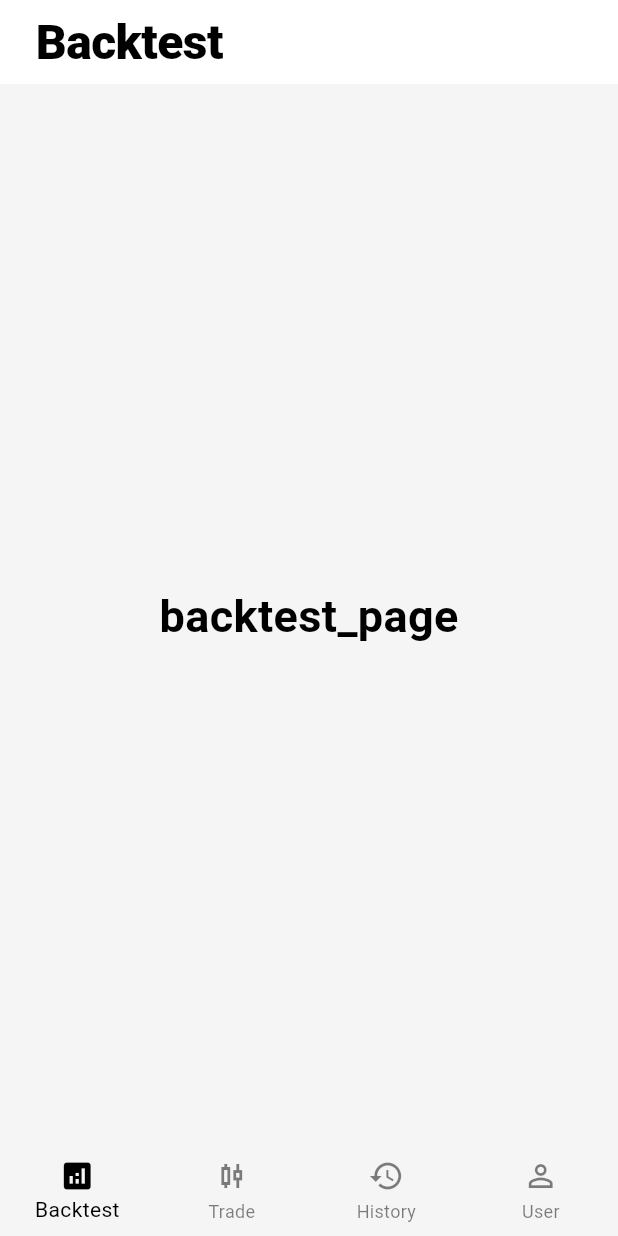
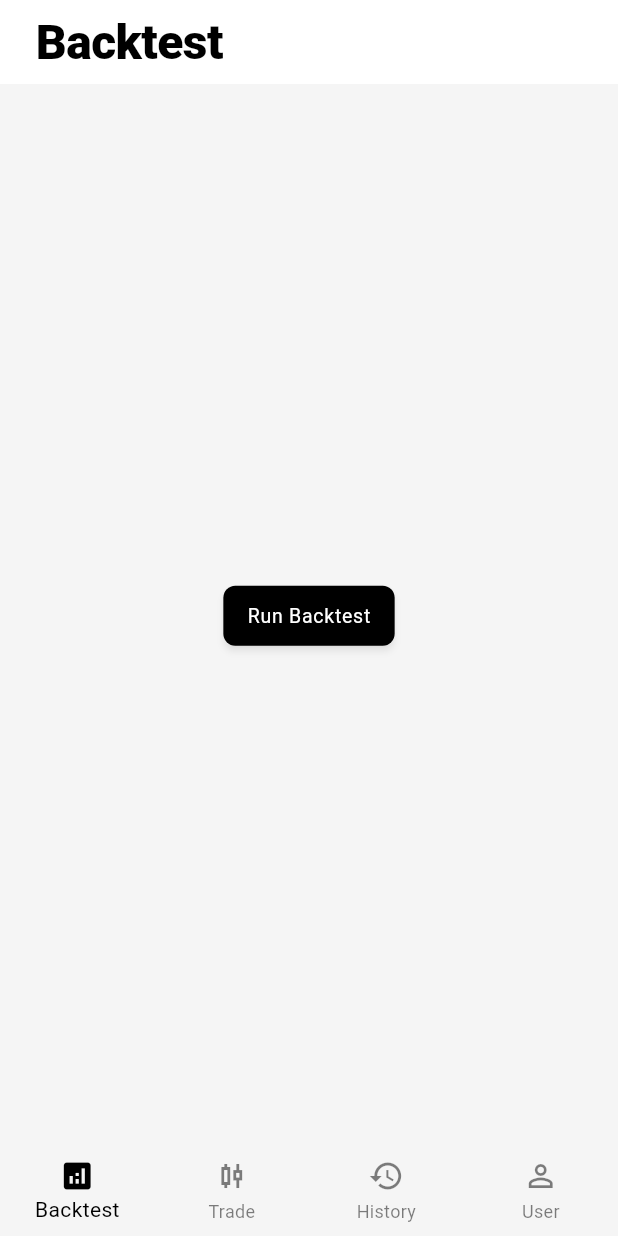
Before and after one commit to ggomruk/ggomruk_app, a Flutter app: the screen it shows after launch, on a phone screen of 412 x 824 dp. Run offline on Flutter 3.47's test engine with Material 3 defaults, Android fonts, the phone set to English and light mode, and no system bars; our stand-ins replace equatable, flutter_bloc, get_it, go_router, logger; Roboto replaces fonts that are missing (Pretendard).

Commit message:
backtest bloc

```diff
--- /dev/null
+++ b/lib/core/utils/constant.dart
@@ -0,0 +1,12 @@
+enum BlocState {
+  initial,
+  loading,
+  success,
+  failure
+}
+
+class Constants {
+  static const String unexpectedError = 'UNEXPECTED_ERROR';
+  static const String networkError = 'NETWORK_ERROR';
+  static const String formatError = 'FORMAT_ERROR';
+}
--- a/lib/main.dart
+++ b/lib/main.dart
@@ -3,6 +3,7 @@ import 'package:flutter_bloc/flutter_bloc.dart';
 
 import 'core/localization/app_localizations.dart';
 import 'core/theme/theme_cubit.dart';
+import 'presentation/pages/backtest/bloc/backtest_bloc.dart';
 import 'presentation/routes/routes.dart';
 import 'service_locator.dart';
 import 'domain/usecase/backtest/run_backtest_usecase.dart';
@@ -63,8 +64,11 @@ void main() async {
 class MyApp extends StatelessWidget {
   @override
   Widget build(BuildContext context) {
-    return BlocProvider(
-      create: (context) => ThemeCubit(),
+    return MultiBlocProvider(
+      providers: [
+        BlocProvider(create: (context) => ThemeCubit()),
+        BlocProvider(create: (context) => locator<BacktestBloc>()),
+      ],
       child: BlocBuilder<ThemeCubit, ThemeData>(
         builder: (context, theme) {
           return MaterialApp.router(
--- a/lib/presentation/pages/backtest/backtest_page.dart
+++ b/lib/presentation/pages/backtest/backtest_page.dart
@@ -1,16 +1,85 @@
 import 'package:flutter/material.dart';
+import 'package:flutter_bloc/flutter_bloc.dart';
+import '../../../core/utils/constant.dart';
+import '../../../data/dto/backtest/backtest_dto.dart';
+import 'bloc/backtest_bloc.dart';
 
 class BacktestPage extends StatelessWidget {
-  const BacktestPage({super.key});
+  const BacktestPage({Key? key}) : super(key: key);
 
   @override
   Widget build(BuildContext context) {
     return Scaffold(
-      body: Center(
-        child: Text(
-          'backtest_page',
-          style: TextStyle(fontSize: 30, fontWeight: FontWeight.bold),
-        ),
+      body: BlocBuilder<BacktestBloc, BacktestState>(
+        builder: (context, state) {
+          switch (state.status) {
+            case BlocState.initial:
+              return _buildInitialForm(context);
+            case BlocState.loading:
+              return const Center(child: CircularProgressIndicator());
+            case BlocState.success:
+              return _buildSuccessView(context, state);
+            case BlocState.failure:
+              return _buildErrorView(context, state);
+          }
+        },
+      ),
+    );
+  }
+
+
+  Widget _buildInitialForm(BuildContext context) {
+    return Center(
+      child: ElevatedButton(
+        onPressed: () {
+          final backtestDto = BacktestDto(
+            symbol: 'BTCUSDT',
+            usdt: 1000,
+            interval: '1h',
+            startDate: DateTime.now().subtract(const Duration(days: 30)),
+            endDate: DateTime.now(),
+            tc: 0.1,
+            leverage: 1,
+            strategies: {'SMA': {'fast': 10, 'slow': 20}},
+          );
+
+          context.read<BacktestBloc>().add(RunBacktest(backtestDto));
+        },
+        child: const Text('Run Backtest'),
+      ),
+    );
+  }
+
+  Widget _buildSuccessView(BuildContext context, BacktestState state) {
+    final result = state.result!;
+    return Center(
+      child: Column(
+        mainAxisAlignment: MainAxisAlignment.center,
+        children: [
+          Text('Strategy: ${result.strategyName}'),
+          Text('Sharpe Ratio: ${result.performance.sharpe.toStringAsFixed(2)}'),
+          Text('CAGR: ${(result.performance.cagr * 100).toStringAsFixed(2)}%'),
+          Text('Final USDT: ${result.performance.finalUsdt.toStringAsFixed(2)}'),
+          ElevatedButton(
+            onPressed: () => context.read<BacktestBloc>().add(ResetBacktest()),
+            child: const Text('Run Another Backtest'),
+          ),
+        ],
+      ),
+    );
+  }
+
+  Widget _buildErrorView(BuildContext context, BacktestState state) {
+    return Center(
+      child: Column(
+        mainAxisAlignment: MainAxisAlignment.center,
+        children: [
+          Text('Error: ${state.error?.message ?? "Unknown error"}'),
+          ElevatedButton(
+            onPressed: () => context.read<BacktestBloc>().add(ResetBacktest()),
+            child: const Text('Try Again'),
+          ),
+        ],
       ),
     );
   }
--- /dev/null
+++ b/lib/presentation/pages/backtest/bloc/backtest_bloc.dart
@@ -0,0 +1,42 @@
+import 'package:equatable/equatable.dart';
+import 'package:flutter_bloc/flutter_bloc.dart';
+import '../../../../core/utils/constant.dart';
+import '../../../../data/dto/backtest/backtest_dto.dart';
+import '../../../../domain/usecase/backtest/run_backtest_usecase.dart';
+import '../../../../domain/repository/backtest_repository.dart';
+import '../../../../domain/model/backtest/backtest_model.dart';
+import '../../../../core/error/error_response.dart';
+
+part 'backtest_event.dart';
+part 'backtest_state.dart';
+
+class BacktestBloc extends Bloc<BacktestEvent, BacktestState> {
+  final BacktestRepository repository;
+
+  BacktestBloc({required this.repository}) : super(const BacktestState()) {
+    on<RunBacktest>(_onRunBacktest);
+    on<ResetBacktest>(_onResetBacktest);
+  }
+
+  Future<void> _onRunBacktest(RunBacktest event, Emitter<BacktestState> emit) async {
+    emit(state.copyWith(status: BlocState.loading));
+
+    final usecase = RunBacktestUsecase(event.backtestDto.toBacktestParams());
+    final result = await usecase(repository);
+
+    result.when(
+      success: (backtestModel) => emit(state.copyWith(
+        status: BlocState.success,
+        result: backtestModel,
+      )),
+      failure: (error) => emit(state.copyWith(
+        status: BlocState.failure,
+        error: error,
+      )),
+    );
+  }
+
+  void _onResetBacktest(ResetBacktest event, Emitter<BacktestState> emit) {
+    emit(const BacktestState());
+  }
+}
--- /dev/null
+++ b/lib/presentation/pages/backtest/bloc/backtest_event.dart
@@ -0,0 +1,19 @@
+part of 'backtest_bloc.dart';
+
+abstract class BacktestEvent extends Equatable {
+  const BacktestEvent();
+
+  @override
+  List<Object> get props => [];
+}
+
+class RunBacktest extends BacktestEvent {
+  final BacktestDto backtestDto;
+
+  const RunBacktest(this.backtestDto);
+
+  @override
+  List<Object> get props => [backtestDto];
+}
+
+class ResetBacktest extends BacktestEvent {}
--- /dev/null
+++ b/lib/presentation/pages/backtest/bloc/backtest_state.dart
@@ -0,0 +1,28 @@
+part of 'backtest_bloc.dart';
+
+class BacktestState extends Equatable {
+  final BlocState status;
+  final BacktestModel? result;
+  final ErrorResponse? error;
+
+  const BacktestState({
+    this.status = BlocState.initial,
+    this.result,
+    this.error,
+  });
+
+  BacktestState copyWith({
+    BlocState? status,
+    BacktestModel? result,
+    ErrorResponse? error,
+  }) {
+    return BacktestState(
+      status: status ?? this.status,
+      result: result ?? this.result,
+      error: error ?? this.error,
+    );
+  }
+
+  @override
+  List<Object?> get props => [status, result, error];
+}
--- a/pubspec.yaml
+++ b/pubspec.yaml
@@ -20,6 +20,7 @@ dependencies:
   json_annotation: ^4.9.0
   get_it: ^7.7.0
   logger: ^2.4.0
+  equatable: ^2.0.5
 
 dev_dependencies:
   flutter_test:
```
Also changed, not shown: lib/service_locator.dart (+9 -0 lines), pubspec.lock.
